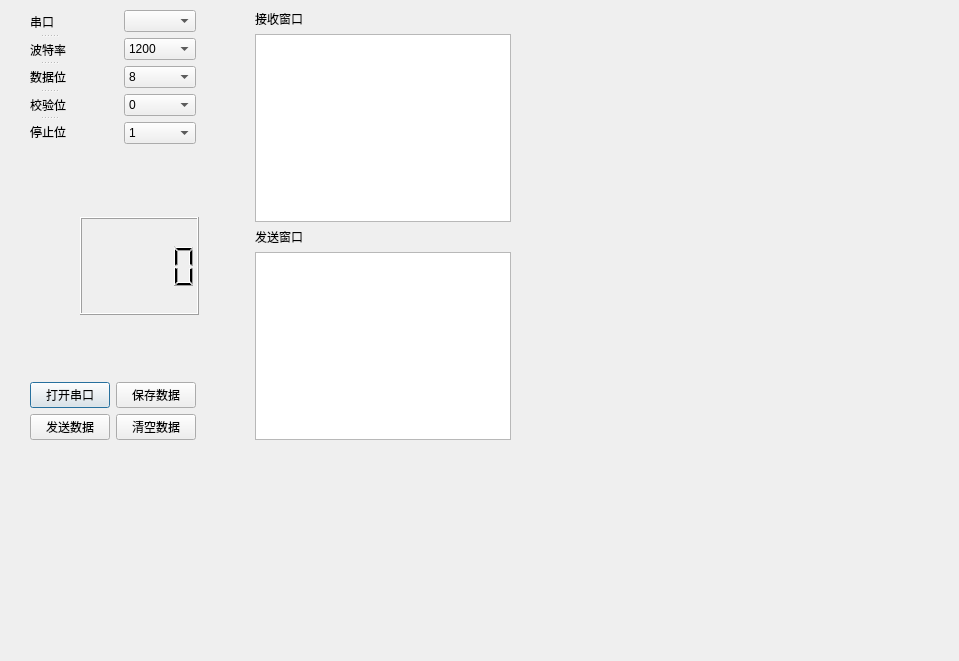
Old version of the form portdialog.ui in the repository KongQingXin12/JCY.
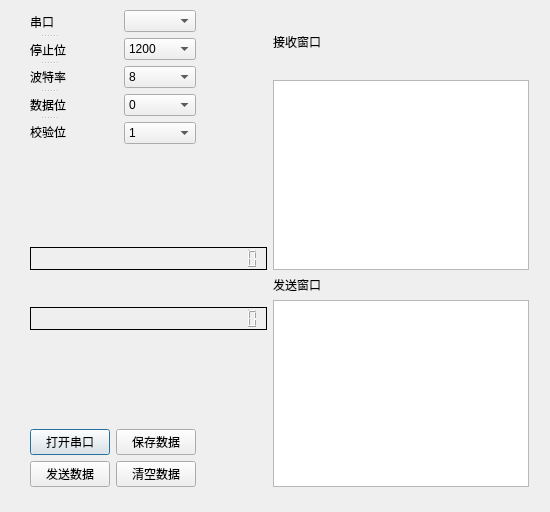
New version of the form.

Commit message: 增加角度LCD显示，解决了数值LCD显示超出范围的问题

```diff
--- a/portdialog.ui
+++ b/portdialog.ui
@@ -6,8 +6,8 @@
    <rect>
     <x>0</x>
     <y>0</y>
-    <width>959</width>
-    <height>661</height>
+    <width>550</width>
+    <height>512</height>
    </rect>
   </property>
   <property name="windowTitle">
@@ -18,12 +18,12 @@
     <rect>
      <x>30</x>
      <y>10</y>
-     <width>481</width>
-     <height>430</height>
+     <width>499</width>
+     <height>477</height>
     </rect>
    </property>
    <layout class="QGridLayout" name="gridLayout">
-    <item row="0" column="0">
+    <item row="0" column="0" rowspan="2" colspan="2">
      <layout class="QHBoxLayout" name="horizontalLayout">
       <item>
        <widget class="QSplitter" name="splitter">
@@ -35,6 +35,11 @@
           <string>串口</string>
          </property>
         </widget>
+        <widget class="QLabel" name="label_7">
+         <property name="text">
+          <string>停止位</string>
+         </property>
+        </widget>
         <widget class="QLabel" name="label_2">
          <property name="text">
           <string>波特率</string>
@@ -50,11 +55,6 @@
           <string>校验位</string>
          </property>
         </widget>
-        <widget class="QLabel" name="label_7">
-         <property name="text">
-          <string>停止位</string>
-         </property>
-        </widget>
        </widget>
       </item>
       <item>
@@ -152,7 +152,7 @@
       </item>
      </layout>
     </item>
-    <item row="0" column="1">
+    <item row="0" column="2" rowspan="2">
      <spacer name="horizontalSpacer">
       <property name="orientation">
        <enum>Qt::Horizontal</enum>
@@ -165,83 +165,88 @@
       </property>
      </spacer>
     </item>
-    <item row="0" column="2" rowspan="5">
-     <layout class="QVBoxLayout" name="verticalLayout_2">
-      <item>
+    <item row="0" column="3">
        <widget class="QLabel" name="label_5">
         <property name="text">
          <string>接收窗口</string>
         </property>
        </widget>
       </item>
-      <item>
+    <item row="1" column="3" rowspan="3">
        <widget class="QTextEdit" name="Receive_Window"/>
       </item>
-      <item>
+    <item row="2" column="0">
+     <spacer name="verticalSpacer">
+      <property name="orientation">
+       <enum>Qt::Vertical</enum>
+      </property>
+      <property name="sizeHint" stdset="0">
+       <size>
+        <width>20</width>
+        <height>38</height>
+       </size>
+      </property>
+     </spacer>
+    </item>
+    <item row="3" column="0" colspan="3">
+     <widget class="QLCDNumber" name="dis_ang_sdj">
+      <property name="frameShadow">
+       <enum>QFrame::Plain</enum>
+      </property>
+      <property name="digitCount">
+       <number>24</number>
+      </property>
+     </widget>
+    </item>
+    <item row="4" column="1" rowspan="2">
+     <spacer name="verticalSpacer_3">
+      <property name="orientation">
+       <enum>Qt::Vertical</enum>
+      </property>
+      <property name="sizeHint" stdset="0">
+       <size>
+        <width>20</width>
+        <height>28</height>
+       </size>
+      </property>
+     </spacer>
+    </item>
+    <item row="4" column="3">
        <widget class="QLabel" name="label_6">
         <property name="text">
          <string>发送窗口</string>
         </property>
        </widget>
       </item>
-      <item>
+    <item row="5" column="3" rowspan="5">
        <widget class="QTextEdit" name="Send_Window"/>
       </item>
-     </layout>
-    </item>
-    <item row="1" column="0">
-     <spacer name="verticalSpacer">
-      <property name="orientation">
-       <enum>Qt::Vertical</enum>
+    <item row="6" column="0" colspan="3">
+     <widget class="QLCDNumber" name="dis_num_sdj">
+      <property name="focusPolicy">
+       <enum>Qt::NoFocus</enum>
       </property>
-      <property name="sizeHint" stdset="0">
-       <size>
-        <width>20</width>
-        <height>38</height>
-       </size>
+      <property name="autoFillBackground">
+       <bool>true</bool>
       </property>
-     </spacer>
-    </item>
-    <item row="2" column="0" colspan="2">
-     <layout class="QHBoxLayout" name="horizontalLayout_2">
-      <item>
-       <spacer name="horizontalSpacer_4">
-        <property name="orientation">
-         <enum>Qt::Horizontal</enum>
-        </property>
-        <property name="sizeType">
-         <enum>QSizePolicy::Fixed</enum>
-        </property>
-        <property name="sizeHint" stdset="0">
-         <size>
-          <width>50</width>
-          <height>98</height>
-         </size>
-        </property>
-       </spacer>
-      </item>
-      <item>
-       <widget class="QLCDNumber" name="dis_num_sdj"/>
-      </item>
-      <item>
-       <spacer name="horizontalSpacer_5">
-        <property name="orientation">
-         <enum>Qt::Horizontal</enum>
-        </property>
-        <property name="sizeType">
-         <enum>QSizePolicy::Fixed</enum>
-        </property>
-        <property name="sizeHint" stdset="0">
-         <size>
-          <width>50</width>
-          <height>98</height>
-         </size>
-        </property>
-       </spacer>
-      </item>
-     </layout>
-    </item>
-    <item row="3" column="0">
+      <property name="frameShadow">
+       <enum>QFrame::Plain</enum>
+      </property>
+      <property name="smallDecimalPoint">
+       <bool>false</bool>
+      </property>
+      <property name="digitCount">
+       <number>24</number>
+      </property>
+      <property name="segmentStyle">
+       <enum>QLCDNumber::Filled</enum>
+      </property>
+      <property name="value" stdset="0">
+       <double>0.000000000000000</double>
+      </property>
+     </widget>
+    </item>
+    <item row="7" column="0">
      <spacer name="verticalSpacer_2">
       <property name="orientation">
        <enum>Qt::Vertical</enum>
@@ -254,7 +259,7 @@
       </property>
      </spacer>
     </item>
-    <item row="3" column="1">
+    <item row="7" column="2">
      <spacer name="horizontalSpacer_2">
       <property name="orientation">
        <enum>Qt::Horizontal</enum>
@@ -267,37 +272,33 @@
       </property>
      </spacer>
     </item>
-    <item row="4" column="0">
-     <layout class="QFormLayout" name="formLayout">
-      <item row="0" column="0">
+    <item row="8" column="0">
        <widget class="QPushButton" name="open_serial">
         <property name="text">
          <string>打开串口</string>
         </property>
        </widget>
       </item>
-      <item row="0" column="1">
+    <item row="8" column="1">
        <widget class="QPushButton" name="save_receive_data">
         <property name="text">
          <string>保存数据</string>
         </property>
        </widget>
       </item>
-      <item row="1" column="0">
+    <item row="9" column="0">
        <widget class="QPushButton" name="SendDataButton">
         <property name="text">
          <string>发送数据</string>
         </property>
        </widget>
       </item>
-      <item row="1" column="1">
+    <item row="9" column="1">
        <widget class="QPushButton" name="ClearDataButton">
         <property name="text">
          <string>清空数据</string>
         </property>
        </widget>
-      </item>
-     </layout>
     </item>
    </layout>
   </widget>
```
Lines whose indentation alone changed are shown as unchanged. The commit also changes 2 other files.
